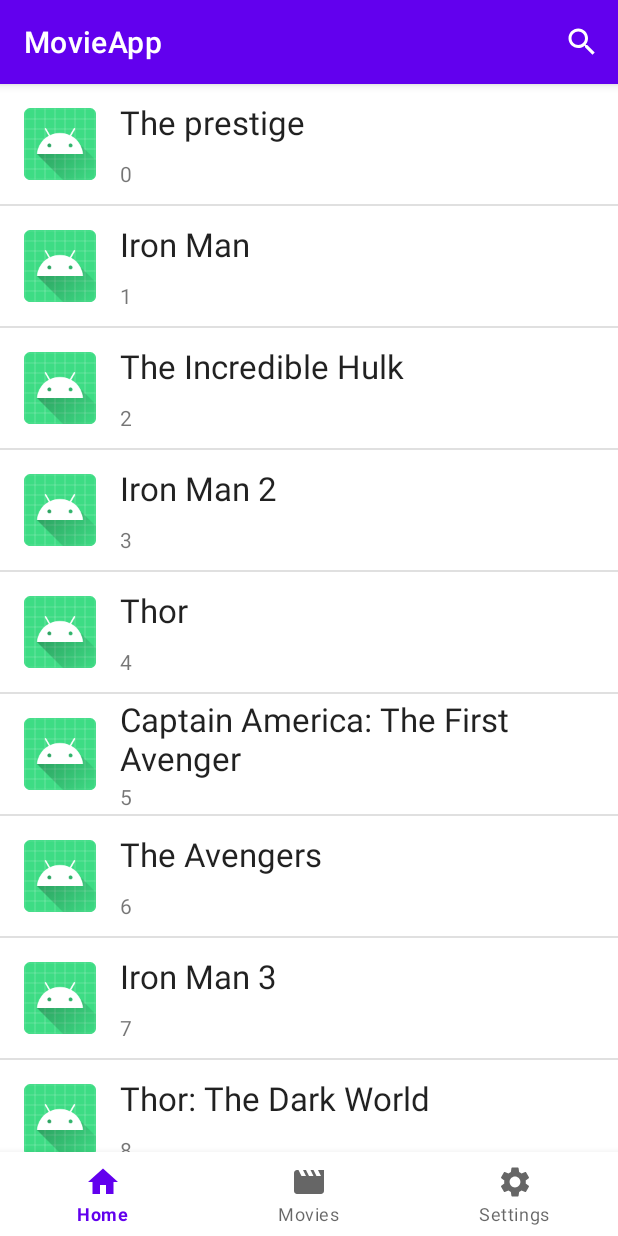
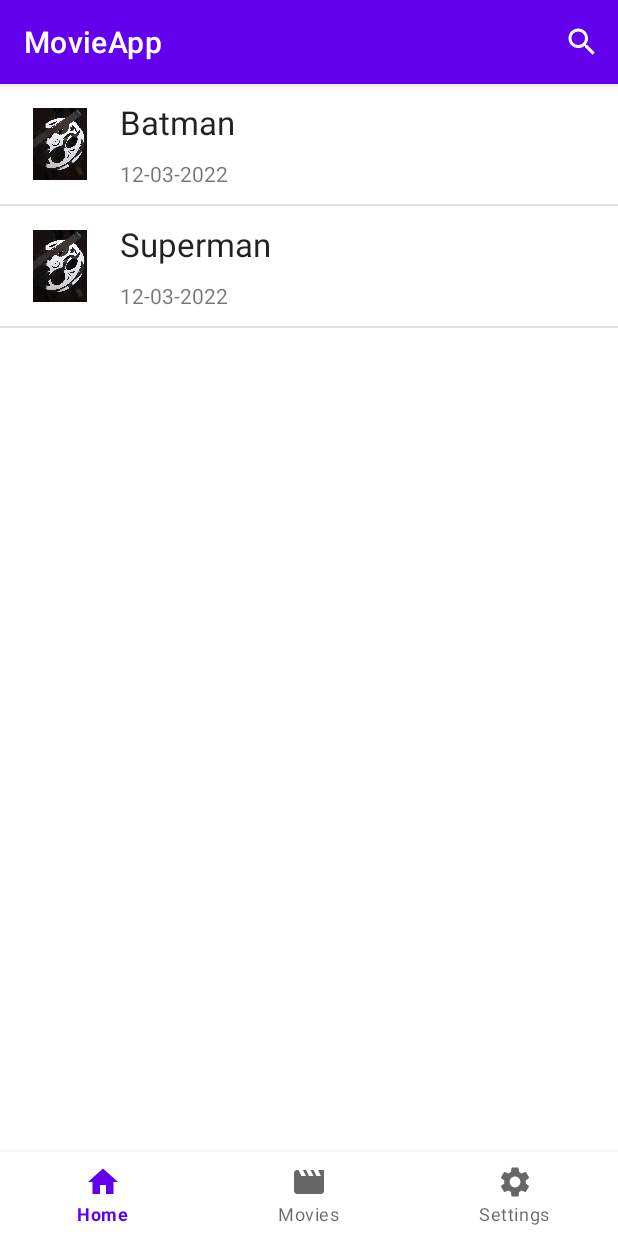
Before and after one commit to FlorescuMiruna/Android-Movie-App, an Android app: the screen it shows after launch (SecondActivity), item 2 of the bottom bar chosen, on a phone screen of 412 x 824 dp. Run offline under Robolectric (Android 15) with nearby library versions, the phone set to English and light mode, and no system bars.

Commit message:
Update Movie model, filter for search

```diff
--- a/app/src/main/java/com/example/movieapp/MainActivity.java
+++ b/app/src/main/java/com/example/movieapp/MainActivity.java
@@ -8,6 +8,7 @@
 
 import android.content.Intent;
 import android.os.Bundle;
+import android.util.Log;
 import android.view.Menu;
 import android.view.MenuItem;
 
@@ -26,6 +27,8 @@
 
     List<String> moviesList;
 
+    List<Movie> movies;
+
 //    HomeFragment homeFragment = new HomeFragment();
 //    SettingsFragment settingsFragment = new SettingsFragment();
 //    NotificationFragment notificationFragment = new NotificationFragment();
@@ -38,8 +41,17 @@
         setContentView(R.layout.activity_main);
 
         moviesList = new ArrayList<>();
-//        moviesList.add("Inception");
-//        moviesList.add("Iron Man");
+        moviesList.add("Inception");
+        moviesList.add("Iron Man");
+
+        movies = new ArrayList<>();
+
+        movies.add(new Movie("Batman", "12-03-2022", String.valueOf(R.drawable.batman), "Nolan"));
+        movies.add(new Movie("Superman", "12-03-2022", String.valueOf(R.drawable.batman), "Nolan"));
+        movies.add(new Movie("Batman vs Superman", "12-03-2022", String.valueOf(R.drawable.batman), "Nolan"));
+        System.out.println(movies);
+
+        Log.d("MOV", movies.toString());
 //        moviesList.add("The Incredible Hulk");
 //        moviesList.add("Iron Man 2");
 //        moviesList.add("Thor");
@@ -64,12 +76,14 @@
 //        moviesList.add("Spider-Man: Far From Home");
 
         recyclerView = findViewById(R.id.recyclerView);
-        recyclerAdapter = new RecyclerAdapter(moviesList);
+        recyclerAdapter = new RecyclerAdapter(movies);
 
         recyclerView.setAdapter(recyclerAdapter);
 
         DividerItemDecoration dividerItemDecoration = new DividerItemDecoration(this, DividerItemDecoration.VERTICAL);
         recyclerView.addItemDecoration(dividerItemDecoration);
+
+
 
         bottomNavigationView  = findViewById(R.id.bottom_navigation);
 
@@ -90,7 +104,7 @@
                         return true;
                     case R.id.movies:
                         goToSecondActivity();
-                       // getSupportFragmentManager().beginTransaction().replace(R.id.container,notificationFragment).commit();
+                        // getSupportFragmentManager().beginTransaction().replace(R.id.container,notificationFragment).commit();
                         return true;
                     case R.id.settings:
                         //getSupportFragmentManager().beginTransaction().replace(R.id.container,settingsFragment).commit();
--- /dev/null
+++ b/app/src/main/java/com/example/movieapp/Movie.java
@@ -0,0 +1,57 @@
+package com.example.movieapp;
+
+public class Movie {
+    private String title;
+    private String date;
+    private String imageId;
+    private String director;
+
+    public Movie(String title, String date, String imageId, String director) {
+        this.title = title;
+        this.date = date;
+        this.imageId = imageId;
+        this.director = director;
+    }
+
+    public String getTitle() {
+        return title;
+    }
+
+    public void setTitle(String title) {
+        this.title = title;
+    }
+
+    public String getDate() {
+        return date;
+    }
+
+    public void setDate(String date) {
+        this.date = date;
+    }
+
+    public String getImageId() {
+        return imageId;
+    }
+
+    public void setImageId(String imageId) {
+        this.imageId = imageId;
+    }
+
+    public String getDirector() {
+        return director;
+    }
+
+    public void setDirector(String director) {
+        this.director = director;
+    }
+
+    @Override
+    public String toString() {
+        return "Movie{" +
+                "title='" + title + '\'' +
+                ", date='" + date + '\'' +
+                ", imageId='" + imageId + '\'' +
+                ", director='" + director + '\'' +
+                '}';
+    }
+}
--- a/app/src/main/java/com/example/movieapp/RecyclerAdapter.java
+++ b/app/src/main/java/com/example/movieapp/RecyclerAdapter.java
@@ -12,6 +12,7 @@
 import android.widget.Toast;
 
 import androidx.annotation.NonNull;
+import androidx.core.content.ContextCompat;
 import androidx.recyclerview.widget.RecyclerView;
 
 import java.util.ArrayList;
@@ -22,13 +23,21 @@
 public class RecyclerAdapter extends RecyclerView.Adapter<RecyclerAdapter.ViewHolder> implements Filterable {
 
     private static final String TAG = "RecyclerAdapter";
-    List<String> moviesList;
-    List<String> moviesListAll;
 
-    public RecyclerAdapter(List<String> moviesList) {
-        this.moviesList = moviesList;
-        moviesListAll = new ArrayList<>();
-        moviesListAll.addAll(moviesList);
+    List<Movie> movies;
+    List<Movie> moviesAll;
+
+//    List<String> moviesList;
+//    List<String> moviesListAll;
+
+    public RecyclerAdapter(List<Movie> movies) {
+//        this.moviesList = moviesList;
+//        moviesListAll = new ArrayList<>();
+//        moviesListAll.addAll(moviesList);
+
+        this.movies = movies;
+        moviesAll = new ArrayList<>();
+        moviesAll.addAll(movies);
     }
 
     @NonNull
@@ -42,34 +51,38 @@
 
     @Override
     public void onBindViewHolder(@NonNull ViewHolder holder, int position) {
-        holder.rowCountTextView.setText(String.valueOf(position));
-        holder.textView.setText(moviesList.get(position));
+        holder.movieDateTextView.setText(movies.get(position).getDate() );
+        holder.textView.setText(movies.get(position).getTitle()  );
+
+//        holder.imageView.setImageDrawable(String.valueOf(R.drawable.batman));
+//        holder.imageView.setImageDrawable();
+
+
+
     }
 
     @Override
     public int getItemCount() {
-        return moviesList.size();
+        return movies.size();
     }
 
     @Override
     public Filter getFilter() {
-
         return myFilter;
     }
-
     Filter myFilter = new Filter() {
 
         //Automatic on background thread
         @Override
         protected FilterResults performFiltering(CharSequence charSequence) {
 
-            List<String> filteredList = new ArrayList<>();
+            List<Movie> filteredList = new ArrayList<>();
 
             if (charSequence == null || charSequence.length() == 0) {
-                filteredList.addAll(moviesListAll);
+                filteredList.addAll(moviesAll);
             } else {
-                for (String movie: moviesListAll) {
-                    if (movie.toLowerCase().contains(charSequence.toString().toLowerCase())) {
+                for (Movie movie: moviesAll) {
+                    if (movie.getTitle().toLowerCase().contains(charSequence.toString().toLowerCase())) {
                         filteredList.add(movie);
                     }
                 }
@@ -77,31 +90,32 @@
 
             FilterResults filterResults = new FilterResults();
             filterResults.values = filteredList;
+
+            System.out.println("REZ" + filterResults.values);
             return filterResults;
         }
 
         //Automatic on UI thread
         @Override
         protected void publishResults(CharSequence charSequence, FilterResults filterResults) {
-            moviesList.clear();
-            moviesList.addAll((Collection<? extends String>) filterResults.values);
+            movies.clear();
+            movies.addAll((Collection<? extends Movie>) filterResults.values);
             notifyDataSetChanged();
         }
     };
 
 
-
     class ViewHolder extends RecyclerView.ViewHolder implements View.OnClickListener {
 
         ImageView imageView;
-        TextView textView, rowCountTextView;
+        TextView textView, movieDateTextView;
 
         public ViewHolder(@NonNull View itemView) {
             super(itemView);
 
             imageView = itemView.findViewById(R.id.imageView);
             textView = itemView.findViewById(R.id.textView);
-            rowCountTextView = itemView.findViewById(R.id.rowCountTextView);
+            movieDateTextView = itemView.findViewById(R.id.movie_date);
 
             itemView.setOnClickListener(this);
 
@@ -109,7 +123,7 @@
 
         @Override
         public void onClick(View view) {
-            Toast.makeText(view.getContext(), moviesList.get(getAdapterPosition()), Toast.LENGTH_SHORT).show();
+            Toast.makeText(view.getContext(), movies.get(getAdapterPosition()).getTitle(), Toast.LENGTH_SHORT).show();
         }
     }
 }
--- a/app/src/main/java/com/example/movieapp/SecondActivity.java
+++ b/app/src/main/java/com/example/movieapp/SecondActivity.java
@@ -25,6 +25,10 @@
 
     List<String> moviesList;
 
+    List<Movie> movies;
+
+
+
 
 
     @Override
@@ -33,11 +37,15 @@
         setContentView(R.layout.activity_second);
 // Get the Intent that started this activity and extract the string
         Intent intent = getIntent();
-       // String message = intent.getStringExtra(MainActivity.EXTRA_MESSAGE);
+        // String message = intent.getStringExtra(MainActivity.EXTRA_MESSAGE);
 // Capture the layout's TextView and set the string as its text
 //        TextView textView = findViewById(R.id.textView2);
-       // textView.setText(getString(R.string.hello) + message);
+        // textView.setText(getString(R.string.hello) + message);
 
+        movies = new ArrayList<>();
+
+        movies.add(new Movie("Batman", "12-03-2022","id_batman", "Nolan"));
+        movies.add(new Movie("Superman", "12-03-2022","id_batman", "Nolan"));
 
         moviesList = new ArrayList<>();
         moviesList.add("The prestige");
@@ -66,7 +74,7 @@
         moviesList.add("Spider-Man: Far From Home");
 
         recyclerView = findViewById(R.id.recyclerView);
-        recyclerAdapter = new RecyclerAdapter(moviesList);
+        recyclerAdapter = new RecyclerAdapter(movies);
 //        recyclerView.setLayoutManager(new LinearLayoutManager(this));
         recyclerView.setAdapter(recyclerAdapter);
 
@@ -125,4 +133,6 @@
     }
 
 
+
+
 }
--- a/app/src/main/res/layout/row_item.xml
+++ b/app/src/main/res/layout/row_item.xml
@@ -17,7 +17,8 @@
         app:layout_constraintBottom_toBottomOf="parent"
         app:layout_constraintStart_toStartOf="parent"
         app:layout_constraintTop_toTopOf="parent"
-        app:srcCompat="@mipmap/ic_launcher" />
+        android:src="@drawable/poster"
+        />
 
     <TextView
         android:id="@+id/textView"
@@ -27,13 +28,13 @@
         android:layout_marginEnd="8dp"
         android:text="TextView"
         android:textAppearance="@style/TextAppearance.AppCompat.Large"
-        app:layout_constraintBottom_toTopOf="@+id/rowCountTextView"
+        app:layout_constraintBottom_toTopOf="@+id/movie_date"
         app:layout_constraintEnd_toEndOf="parent"
         app:layout_constraintStart_toEndOf="@+id/imageView"
         app:layout_constraintTop_toTopOf="parent" />
 
     <TextView
-        android:id="@+id/rowCountTextView"
+        android:id="@+id/movie_date"
         android:layout_width="0dp"
         android:layout_height="wrap_content"
         android:layout_marginEnd="8dp"
```
Also changed, not shown: app/src/main/res/drawable/ic_baseline_calendar_today_24.xml (added, +10 -0 lines), app/src/main/res/layout/activity_main.xml (+43 -2 lines), app/src/main/res/drawable-v24/batman.jpg (added), app/src/main/res/drawable-v24/poster.jpg (added).
